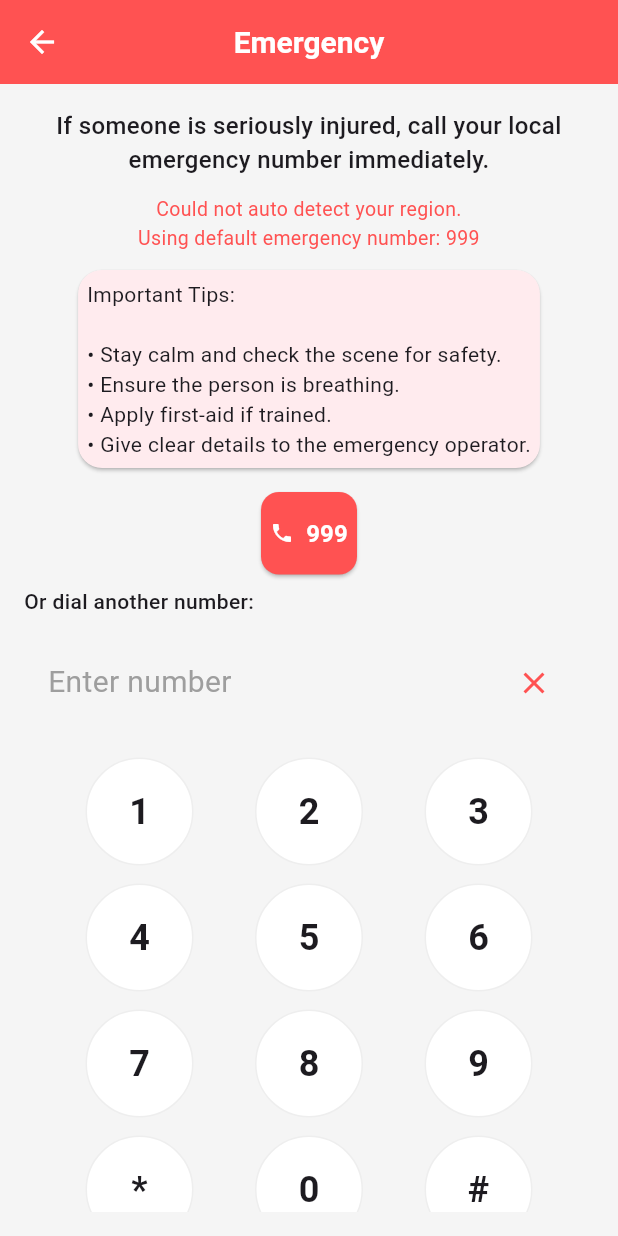
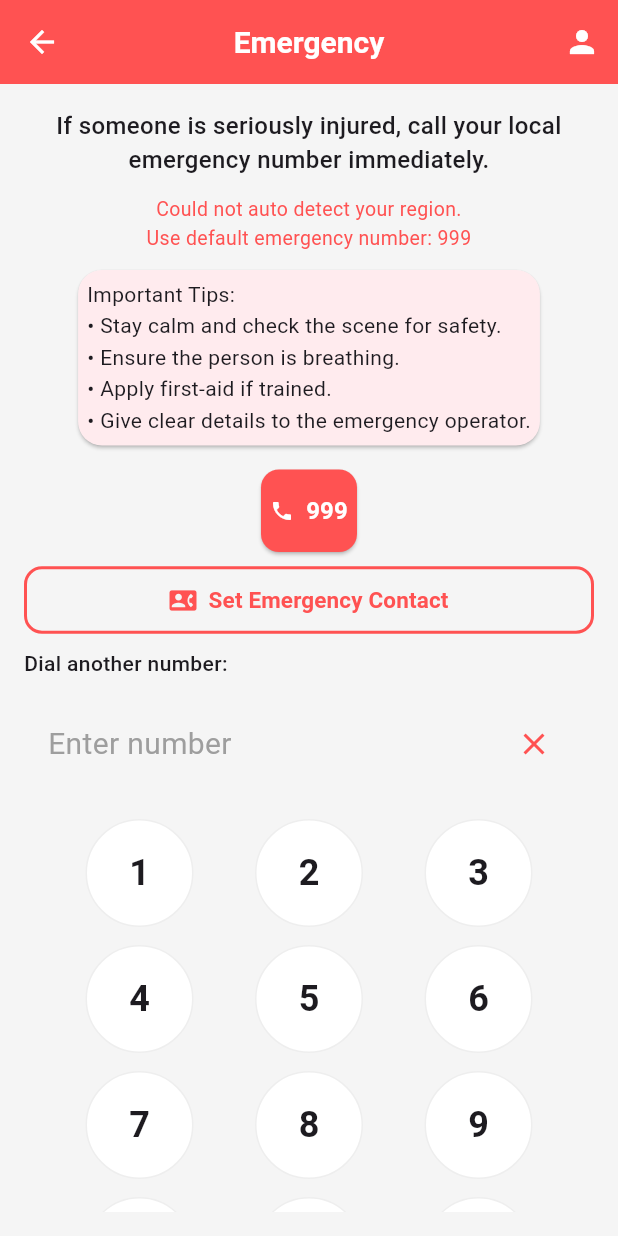
Before and after one commit to seore/firstaidMobile, a Flutter app: the screen it shows after launch, after a tap on the "call" icon, on a phone screen of 412 x 824 dp. Run offline on Flutter 3.47's test engine with Material 3 defaults, Android fonts, the phone set to English and light mode, and no system bars; our stand-ins replace flutter_tts, geocoding, geolocator, shared_preferences; accounts and stored records are empty.

Commit message:
Profile + Emergency Update

```diff
--- a/firstaid_mobile/lib/main.dart
+++ b/firstaid_mobile/lib/main.dart
@@ -3,6 +3,7 @@ import 'screens/home_screen.dart';
 import 'screens/injury_detail_screen.dart';
 import 'screens/emergency_screen.dart';
 import 'screens/about_screen.dart';
+import 'screens/profile_screen.dart';
 import 'models/injury.dart';
 
 void main() {
@@ -43,6 +44,7 @@ class FirstAidApp extends StatelessWidget {
       routes: {
         '/emergency': (context) => EmergencyScreen(),
         '/about': (context) => AboutScreen(),
+        '/profile': (context) => const ProfileScreen(),
       },
     );
   }
--- a/firstaid_mobile/lib/screens/emergency_screen.dart
+++ b/firstaid_mobile/lib/screens/emergency_screen.dart
@@ -1,5 +1,6 @@
 import 'package:flutter/material.dart';
 import '../services/emergency_service.dart';
+import '../services/profile_service.dart';
 import '../widgets/phone_keypad.dart';
 import 'package:geolocator/geolocator.dart';
 import 'package:geocoding/geocoding.dart';
@@ -17,10 +18,22 @@ class _EmergencyScreenState extends State<EmergencyScreen> {
   bool _loading = true;
   String? _error;
 
+  Profile? _profile;
+  bool _profileLoading = true;
+
   @override
   void initState() {
     super.initState();
     _resolveEmergencyNumber();
+    _loadProfile();
+  }
+
+  Future<void> _loadProfile() async {
+    final profile = await ProfileService.load();
+    setState(() {
+      _profile = profile;
+      _profileLoading = false;
+    });
   }
 
   Future<void> _resolveEmergencyNumber() async {
@@ -108,11 +121,22 @@ class _EmergencyScreenState extends State<EmergencyScreen> {
   @override
   Widget build(BuildContext context) {
     final numberLabel = _emergencyNumber ?? '...';
+    final myContact = _profile?.emergencyContact.trim() ?? '';
 
     return Scaffold(
       appBar: AppBar(
         title: const Text('Emergency'),
-        backgroundColor: Colors.redAccent
+        backgroundColor: Colors.redAccent,
+        actions: [
+          IconButton(
+            tooltip: 'Profile',
+            icon: const Icon(Icons.person),
+            onPressed: () async {
+              await Navigator.pushNamed(context, '/profile');
+              await _loadProfile();
+            },
+          ),
+        ],
       ),
       body: Padding(
         padding: const EdgeInsets.all(16),
@@ -134,7 +158,7 @@ class _EmergencyScreenState extends State<EmergencyScreen> {
               Padding(
                 padding: const EdgeInsets.only(bottom: 8),
                 child: Text(
-                  'Could not auto detect your region.\nUsing default emergency number: $numberLabel',
+                  'Could not auto detect your region.\nUse default emergency number: $numberLabel',
                   textAlign: TextAlign.center,
                   style: const TextStyle(fontSize: 13, color: Colors.redAccent),
                 ),
@@ -147,12 +171,12 @@ class _EmergencyScreenState extends State<EmergencyScreen> {
               child: const Padding (
                 padding: EdgeInsets.all(6),
                 child: Text(
-                  "Important Tips:\n\n"
+                  "Important Tips:\n"
                   "• Stay calm and check the scene for safety.\n"
                   "• Ensure the person is breathing.\n"
                   "• Apply first-aid if trained.\n"
                   "• Give clear details to the emergency operator.",
-                  style: TextStyle(fontSize: 14, height: 1.4),
+                  style: TextStyle(fontSize: 14, height: 1.5),
                 ),
               ),
             ),
@@ -160,7 +184,7 @@ class _EmergencyScreenState extends State<EmergencyScreen> {
             const SizedBox(height: 12),
 
             ElevatedButton.icon(
-              onPressed: _loading ? null : () => _handleCall(context, _emergencyNumber ?? '999'),
+              onPressed: _loading ? null : () => _handleCall(context, _emergencyNumber ?? '112'),
               icon: const Icon(Icons.local_phone, size: 16),
               label: Text(
                 _loading ? "Detecting emergency number..." : "$numberLabel",
@@ -177,10 +201,41 @@ class _EmergencyScreenState extends State<EmergencyScreen> {
             ),
             const SizedBox(height: 8),
 
+            SizedBox(
+              width: double.infinity,
+              child: OutlinedButton.icon(
+                onPressed: _profileLoading ? null : () async {
+                  if (myContact.isEmpty) {
+                    await Navigator.pushNamed(context, '/profile');
+                    await _loadProfile();
+                  } else {
+                    await _handleCall(context, myContact);
+                  }
+                },
+                icon: const Icon(Icons.contact_phone, color: Colors.redAccent),
+                label: Text(
+                  _profileLoading ? 'Loading Contact...' : (myContact.isEmpty ? 'Set Emergency Contact' : 'Call Emergency Contact $myContact'),
+                  style: const TextStyle(
+                    fontSize: 15,
+                    fontWeight: FontWeight.w600,
+                    color: Colors.redAccent,
+                  ),
+                ),
+                style: OutlinedButton.styleFrom(
+                  side: const BorderSide(color: Colors.redAccent, width: 2),
+                  padding: const EdgeInsets.symmetric(vertical: 12),
+                  shape: RoundedRectangleBorder(borderRadius: BorderRadiusGeometry.circular(12)
+                ),
+              ),
+            ),
+          ),
+
+          const SizedBox(height: 8),
+
           const Align(
             alignment: AlignmentGeometry.centerLeft,
             child: Text(
-                "Or dial another number:",
+              "Dial another number:",
               style: TextStyle(
                 fontSize: 14,
                 fontWeight: FontWeight.w500,
--- a/firstaid_mobile/lib/screens/home_screen.dart
+++ b/firstaid_mobile/lib/screens/home_screen.dart
@@ -69,13 +69,20 @@ class _HomeScreenState extends State<HomeScreen> {
         ),
         actions: [
           IconButton(
+            icon: const Icon(Icons.person),
+            tooltip: 'Profile',
+            onPressed: () async {
+              await Navigator.pushNamed(context, '/profile');
+            }
+          ),
+          IconButton(
             icon: const Icon(Icons.call, color: Colors.redAccent),
             tooltip: 'Emergency',
             onPressed: () => Navigator.push(
               context,
               MaterialPageRoute(builder: (context) => EmergencyScreen()),
             )
-          )
+          ),
         ],
       ),
       body: Column(
--- a/firstaid_mobile/lib/services/profile_service.dart
+++ b/firstaid_mobile/lib/services/profile_service.dart
@@ -0,0 +1,54 @@
+import 'package:shared_preferences/shared_preferences.dart';
+
+class Profile {
+  final String name;
+  final String bloodType;
+  final String allergies;
+  final String emergencyContact;
+
+  Profile({
+    this.name = '',
+    this.bloodType = '',
+    this.allergies = '',
+    this.emergencyContact = '',
+  });
+
+  Profile copyWith ({
+    String? name,
+    String? bloodType,
+    String? allergies,
+    String? emergencyContact,
+  }) {
+    return Profile(
+      name: name ?? this.name,
+      bloodType: bloodType ?? this.bloodType,
+      allergies: allergies ?? this.allergies,
+      emergencyContact: emergencyContact ?? this.emergencyContact,
+    );
+  }
+}
+
+class ProfileService {
+  static const _kName = 'profile_name';
+  static const _kBlood = 'profile_blood_type';
+  static const _kAllergies = 'profile_allergies';
+  static const _kEmergencyContact = 'profile_emergency_contact';
+
+  static Future<Profile> load() async {
+    final sp = await SharedPreferences.getInstance();
+    return Profile(
+      name: sp.getString(_kName) ?? '',
+      bloodType: sp.getString(_kBlood) ?? '',
+      allergies: sp.getString(_kAllergies) ?? '',
+      emergencyContact: sp.getString(_kEmergencyContact) ?? '',
+    );
+  }
+
+  static Future<void> save(Profile profile) async {
+    final sp = await SharedPreferences.getInstance();
+    await sp.setString(_kName, profile.name);
+    await sp.setString(_kBlood, profile.bloodType);
+    await sp.setString(_kAllergies, profile.allergies);
+    await sp.setString(_kEmergencyContact, profile.emergencyContact);
+  }
+}
--- a/firstaid_mobile/lib/widgets/phone_keypad.dart
+++ b/firstaid_mobile/lib/widgets/phone_keypad.dart
@@ -76,7 +76,6 @@ class _PhoneKeypadState extends State<PhoneKeypad> {
     final theme = Theme.of(context);
     return Column(
       children: [
-        // Display
         Container(
           padding: const EdgeInsets.symmetric(vertical: 12, horizontal: 16),
           margin: const EdgeInsets.only(bottom: 8),
```
Also changed, not shown: firstaid_mobile/lib/screens/profile_screen.dart (added, +128 -0 lines). Lines whose indentation alone changed are shown as unchanged.
